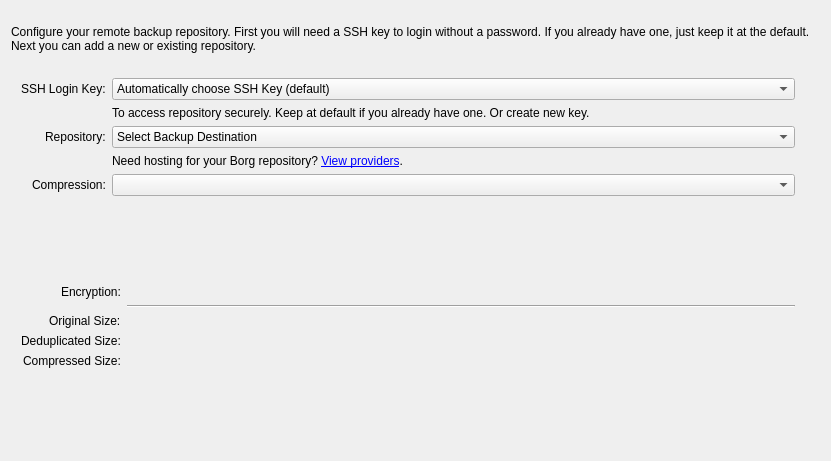
The window that src/vorta/assets/UI/repotab.ui (borgbase/vorta) describes before a commit, drawn with Qt 5.
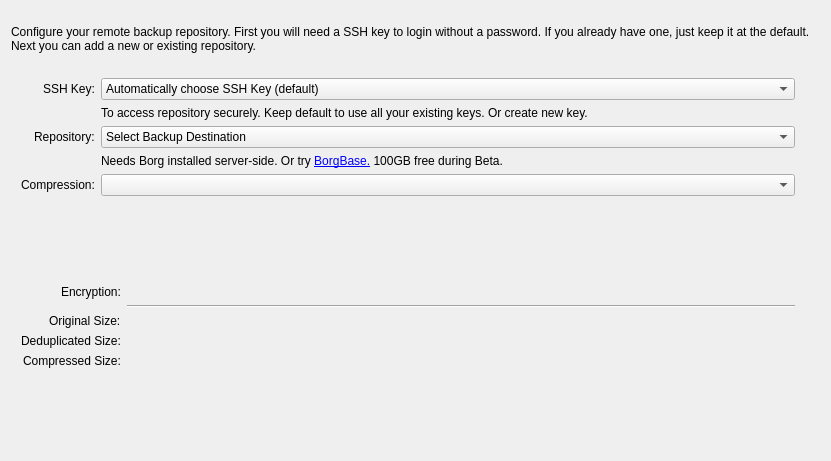
The same window after the commit.

Commit message: Fixes attribute error in #1.

What changed in the file:
```diff
--- a/src/vorta/assets/UI/repotab.ui
+++ b/src/vorta/assets/UI/repotab.ui
@@ -81,7 +81,7 @@
      <item row="3" column="1">
       <widget class="QLabel" name="label_5">
        <property name="text">
-        <string>&lt;html&gt;&lt;head/&gt;&lt;body&gt;&lt;p&gt;Need hosting for your Borg repository? &lt;a href=&quot;https://www.borgbackup.org/support/commercial.html&quot;&gt;&lt;span style=&quot; text-decoration: underline; color:#0000ff;&quot;&gt;View providers&lt;/span&gt;&lt;/a&gt;.&lt;/p&gt;&lt;/body&gt;&lt;/html&gt;</string>
+        <string>&lt;html&gt;&lt;head/&gt;&lt;body&gt;&lt;p&gt;Needs Borg installed server-side. Or try &lt;a href=&quot;https://www.borgbase.com&quot;&gt;&lt;span style=&quot; text-decoration: underline; color:#0000ff;&quot;&gt;BorgBase.&lt;/span&gt;&lt;/a&gt; 100GB free during Beta.&lt;/p&gt;&lt;/body&gt;&lt;/html&gt;</string>
        </property>
        <property name="openExternalLinks">
         <bool>true</bool>
@@ -101,7 +101,7 @@
      <item row="0" column="0">
       <widget class="QLabel" name="label_14">
        <property name="text">
-        <string>SSH Login Key:</string>
+        <string>SSH Key:</string>
        </property>
       </widget>
      </item>
@@ -122,7 +122,7 @@
      <item row="1" column="1">
       <widget class="QLabel" name="label_2">
        <property name="text">
-        <string>To access repository securely. Keep at default if you already have one. Or create new key.</string>
+        <string>To access repository securely. Keep default to use all your existing keys. Or create new key.</string>
        </property>
       </widget>
      </item>
```
The commit also changes 1 other file.
